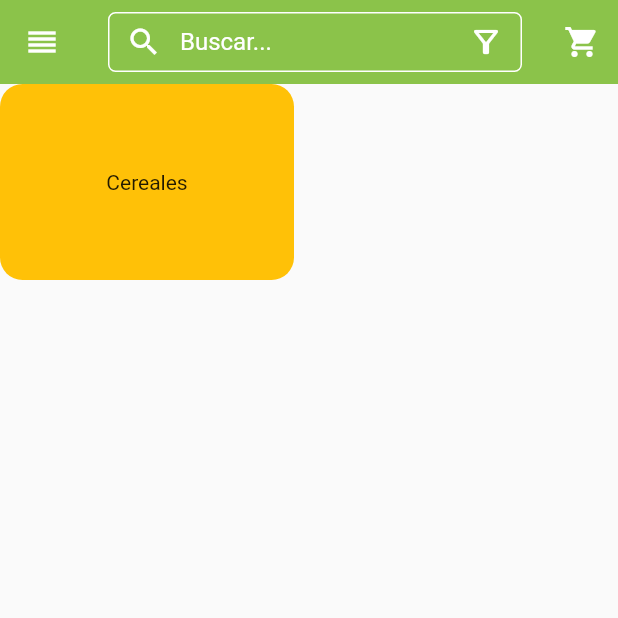
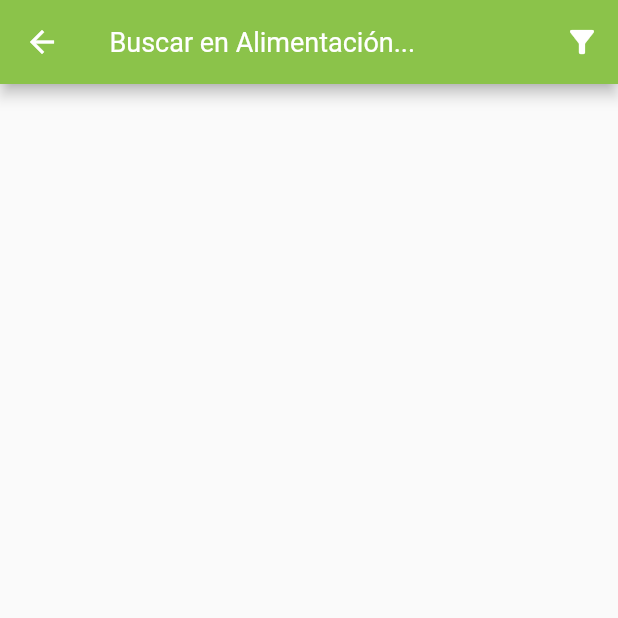
Before and after one commit to mariomantilla/honestore0.1, a Flutter app: the screen it shows after launch, after a tap on "Alimentación", on a phone screen of 412 x 824 dp, the top half of it. Run offline on Flutter 3.47's test engine with Material 2 defaults, Android fonts, the light colour scheme and no system bars.

Commit message:
New improvements

```diff
--- /dev/null
+++ b/lib/category.dart
@@ -0,0 +1,11 @@
+import 'package:flutter/cupertino.dart';
+import 'product.dart';
+
+class Category {
+  final int id;
+  final String title;
+  final AssetImage image;
+  List<Product> products = [];
+
+  Category(this.id, this.title, this.image, this.products);
+}
--- /dev/null
+++ b/lib/listingPage.dart
@@ -0,0 +1,116 @@
+import 'package:flutter/cupertino.dart';
+import 'package:flutter/material.dart';
+import 'package:http/http.dart' as http;
+import 'category.dart';
+import 'product.dart';
+
+class ListingPage extends StatefulWidget {
+
+  final Category category;
+  final String search;
+
+  ListingPage({Key key, this.category, this.search}) : super(key: key);
+
+  @override
+  _ListingPageState createState() => _ListingPageState(category: category, search: search);
+
+}
+
+class _ListingPageState extends State<ListingPage> {
+
+  Category category;
+  String search = '';
+  List<Product> products;
+
+  _ListingPageState({Key key, this.category, this.search});
+
+  @override
+  void initState() {
+    super.initState();
+    /*data.asMap().forEach((index, element) {
+      categories.add(Category(
+          index,
+          element['text'],
+          AssetImage('images/categories/' + element['image']),
+          []
+      ));
+    });*/
+  }
+
+  @override
+  Widget build(BuildContext context) {
+    return Scaffold(
+      appBar: AppBar(
+          iconTheme: IconThemeData(
+              color: Colors.white
+          ),
+          title: TextField(
+            decoration: InputDecoration(
+              contentPadding: EdgeInsets.all(1),
+              enabledBorder: InputBorder.none,
+              hintText: category != null ? 'Buscar en '+ category.title + '...' : 'Buscar...',
+              hintStyle: TextStyle(color: Colors.white,),
+            ),
+            style: TextStyle(color: Colors.white, fontSize: 18),
+            onSubmitted: (String text) {
+              setState(() {
+                search = text;
+              });
+            },
+          ),
+          actions: [
+            IconButton(
+              icon: Icon(Icons.filter_alt, color: Colors.white),
+              onPressed: () {
+                FocusScope.of(context).requestFocus(FocusNode());
+                showModalBottomSheet(
+                    context: context,
+                    builder: (BuildContext bc) {
+                      return Column(
+                        children: [
+                          Padding(padding: EdgeInsets.only(top: 10)),
+                          Text('Filtros',
+                              style: TextStyle(
+                                  fontSize: 25
+                              )
+                          ),
+                          Divider(),
+                          ListTile(
+                            title: Text('Categoría:'),
+                            subtitle: Chip(
+                              label: Text(widget.category != null ? widget.category.title : ''),
+                              deleteIcon: Icon(Icons.close_outlined),
+                              onDeleted: () {
+                                Navigator.pop(context);
+                              },
+                            ),
+                          )
+                        ],
+                      );
+                    }
+                );
+              },
+            )
+          ],
+      ),
+      body: GridView.builder(
+          gridDelegate: SliverGridDelegateWithMaxCrossAxisExtent(
+              maxCrossAxisExtent: 200,
+              childAspectRatio: 3 / 2,
+              crossAxisSpacing: 20,
+              mainAxisSpacing: 20
+          ),
+          itemCount: (search ?? '').length,
+          itemBuilder: (BuildContext ctx, index) {
+            return Container(
+              alignment: Alignment.center,
+              child: Text((search ?? '').split('')[index]),
+              decoration: BoxDecoration(
+                  color: Colors.amber,
+                  borderRadius: BorderRadius.circular(15)),
+            );
+          }
+      )
+    );
+  }
+}
--- a/lib/main.dart
+++ b/lib/main.dart
@@ -1,5 +1,7 @@
+import 'package:ethical_shopping/category.dart';
 import 'package:flutter/cupertino.dart';
 import 'package:flutter/material.dart';
+import 'listingPage.dart';
 import 'dart:developer' as developer;
 
 void main() => runApp(MyApp());
@@ -27,60 +29,82 @@ class MyHomePage extends StatefulWidget {
 
 class _MyHomePageState extends State<MyHomePage> {
 
+  List<Category> categories = [];
+
   var data = [
     {
-      "imageUrl": "https://images.theconversation.com/files/282104/original/file-20190701-105182-1q7a7ji.jpg?ixlib=rb-1.1.0&q=45&auto=format&h=200.0",
-      "text": "Alimentación",
-      "products": [
-        {
-          'name': 'Cereales'
-        },
-      ]
+      "image": "alimentacion.jpg",
+      "text": "Alimentación"
     }, {
-      "imageUrl": "https://www.65ymas.com/uploads/s1/58/47/1/por-que-no-se-deben-compartir-productos-de-higiene-personal.jpeg",
-      "text": "Higiene",
-      "products": []
+      "image": "higiene.jpg",
+      "text": "Higiene"
     }, {
-      "imageUrl": "http://static1.squarespace.com/static/5c6d8645aadd344a28004478/5c6d876b971a1879d2d66ad4/5ea1c242061ba442a83aa09c/1587661481937/pestan%CC%83a+libros.jpg?format=1500w",
-      "text": "Libros",
-      "products": []
+      "image": "libros.jpg",
+      "text": "Libros"
     }, {
-      "imageUrl": "https://estaticos.muyinteresante.es/uploads/images/article/5e53ccda5cafe849c002505d/mascotas.jpg",
-      "text": "Mascotas",
-      "products": []
+      "image": "mascotas.jpg",
+      "text": "Mascotas"
     }, {
-      "imageUrl": "https://cdn.shopify.com/s/files/1/0273/6760/4324/files/Outle-2_1600x.png?v=1595608855",
-      "text": "Juguetes",
-      "products": []
+      "image": "jugetes.jpg",
+      "text": "Juguetes"
     }
   ];
 
-  var filters = {
-    'category': -1,
-    'search': ''
-  };
-
-  List<Map> statesHistory = [{'category': -1, 'search': ''}];
-
-  List getProducts() {
-    return data[filters['category']]['products'];
-  }
-
-  void newStatePage(Map<String, Object> changes) {
-    setState(() {
-      filters.addAll(changes);
-      statesHistory.add(Map.from(filters));
+  @override
+  void initState() {
+    super.initState();
+    data.asMap().forEach((index, element) {
+      categories.add(Category(
+        index,
+        element['text'],
+        AssetImage('images/categories/' + element['image']),
+        []
+      ));
     });
   }
 
-  Widget getContentWidget() {
-    return filters['category'] == -1 ? ListView.separated(
+  @override
+  Widget build(BuildContext context) {
+    return Scaffold(
+      drawer: Drawer(
+        child: ListView()
+      ),
+      appBar: AppBar(
+        leading: Builder(
+          builder: (BuildContext context) {
+            return IconButton(icon: Icon(Icons.reorder, color: Colors.white,), onPressed: () => Scaffold.of(context).openDrawer());
+          }
+        ),
+        actions: [
+          IconButton(icon: Icon(Icons.search, color: Colors.white,), onPressed: () {
+            Navigator.push(context,
+                MaterialPageRoute(
+                    builder: (BuildContext context) => ListingPage(
+                      search: 'sdfs',
+                    )
+                )
+            );
+          }),
+          IconButton(icon: Icon(Icons.shopping_cart, color: Colors.white,), onPressed: () {
+          }),
+        ],
+        brightness: Brightness.dark,
+      ),
+      body: Center(
+        child: ListView.separated(
           padding: const EdgeInsets.only(top: 10),
           itemCount: data.length,
           itemBuilder: (BuildContext context, int index) {
+            Category category = categories[index];
             return GestureDetector(
               onTap: () {
-            newStatePage({'category': index});
+                Navigator.push(context,
+                    MaterialPageRoute(
+                        builder: (BuildContext context) => ListingPage(
+                          category: categories[index],
+                        )
+                    )
+                );
               },
               child: Container(
                 height: 200,
@@ -88,13 +112,11 @@ class _MyHomePageState extends State<MyHomePage> {
                   image: DecorationImage(
                     fit: BoxFit.fitWidth,
                     colorFilter: new ColorFilter.mode(Colors.black.withOpacity(0.6), BlendMode.dstATop),
-                image: NetworkImage(
-                    data[index]['imageUrl']
-                ),
+                    image: category.image,
                   ),
                 ),
                 child: Center(child: Text(
-                data[index]['text'],
+                    category.title,
                     style: TextStyle(
                         color: Colors.white,
                         fontWeight: FontWeight.bold,
@@ -108,141 +130,9 @@ class _MyHomePageState extends State<MyHomePage> {
             );
           },
           separatorBuilder: (BuildContext context, int index) => const Divider(),
-    ) : GridView.builder(
-        gridDelegate: SliverGridDelegateWithMaxCrossAxisExtent(
-          maxCrossAxisExtent: 200,
-          childAspectRatio: 3 / 2,
-          crossAxisSpacing: 20,
-          mainAxisSpacing: 20
-        ),
-        itemCount: getProducts().length,
-        itemBuilder: (BuildContext ctx, index) {
-          return Container(
-            alignment: Alignment.center,
-            child: Text(getProducts()[index]["name"]),
-            decoration: BoxDecoration(
-                color: Colors.amber,
-                borderRadius: BorderRadius.circular(15)),
-          );
-        }
-    ) ;
-  }
-
-  bool isFiltered() {
-    return filters['search'] != '' || filters['category'] != -1;
-  }
-
-  int getCategory() {
-    return filters['category'];
-  }
-
-  String getCategoryName() {
-    return getCategory() == -1 ? 'Todas' : data[filters['category']]['text'] ;
-  }
-
-  @override
-  Widget build(BuildContext context) {
-    //statesHistory.add(Map.from(filters));
-    return WillPopScope(
-      child: Scaffold(
-          appBar: AppBar(
-            leading: IconButton(icon: Icon(Icons.reorder, color: Colors.white,), onPressed: () => {}),
-
-            title: Container(
-              height: 40.0,
-              child: Stack(
-                alignment: Alignment.centerRight,
-                children: [
-                  TextField(
-                    decoration: InputDecoration(
-                      contentPadding: EdgeInsets.all(1),
-                      prefixIcon: Icon(Icons.search, color: Colors.white),
-                      enabledBorder: OutlineInputBorder(
-                        borderSide: const BorderSide(color: Colors.white, width: 1.0),
-                        borderRadius: BorderRadius.circular(5.0),
-                      ),
-                      //labelText: 'Search',
-                      hintText: 'Buscar...',
-                      hintStyle: TextStyle(color: Colors.white),
-                      focusedBorder: OutlineInputBorder(
-                        borderSide: const BorderSide(color: Colors.white, width: 2.0),
-                        borderRadius: BorderRadius.circular(5.0),
         ),
       ),
-                    style: TextStyle(color: Colors.white),
-                  ),
-                  IconButton(
-                    icon: Icon(isFiltered() ? Icons.filter_alt_outlined : Icons.filter_alt , color: Colors.white),
-                    onPressed: () {
-                      FocusScope.of(context).requestFocus(FocusNode());
-                      showModalBottomSheet(
-                          context: context,
-                          builder: (BuildContext bc) {
-                            return Column(
-                              children: [
-                                Padding(padding: EdgeInsets.only(top: 10)),
-                                Text('Filtros',
-                                    style: TextStyle(
-                                        fontSize: 25
-                                    )
-                                ),
-                                Divider(),
-                                ListTile(
-                                  title: Text('Categoría:'),
-                                  subtitle: Chip(
-                                    label: Text(getCategoryName()),
-                                    deleteIcon: Icon(Icons.close_outlined),
-                                    onDeleted: () {
-                                      newStatePage({'category': -1});
-                                      Navigator.pop(context);
-                                    },
-                                  ),
-                                )
-                              ],
-                            );
-                          }
-                      );
-                    },
-                  )
-                ],
-              ),
-            ),
-            actions: [
-              IconButton(icon: Icon(Icons.shopping_cart, color: Colors.white,), onPressed: () {}),
-            ],
-            elevation: 0.0,
-            brightness: Brightness.dark,
-          ),
-          body: Center(
-            child: getContentWidget(),
-          ),
-        ),
-      onWillPop: () async {
-        if (statesHistory.isNotEmpty) {
-          setState(() {
-            statesHistory.removeLast();
-            statesHistory.last.forEach((key, value) {filters[key] = value;});
-          });
-          return false;
-        }
-        return true;
-      }
     );
   }
 
 }
-
-
-class ProductPage extends StatefulWidget {
-  @override
-  _ProductPageState createState() => _ProductPageState();
-}
-
-class _ProductPageState extends State<ProductPage> {
-  @override
-  Widget build(BuildContext context) {
-    return Scaffold(
-        body: Center()
-    );
-  }
-}
--- /dev/null
+++ b/lib/product.dart
@@ -0,0 +1,8 @@
+import 'package:flutter/cupertino.dart';
+
+class Product {
+  final String name;
+  final AssetImage image;
+
+  Product(this.name, this.image);
+}
--- /dev/null
+++ b/lib/productPage.dart
@@ -0,0 +1,16 @@
+import 'package:flutter/cupertino.dart';
+import 'package:flutter/material.dart';
+
+class ProductPage extends StatefulWidget {
+  @override
+  _ProductPageState createState() => _ProductPageState();
+}
+
+class _ProductPageState extends State<ProductPage> {
+  @override
+  Widget build(BuildContext context) {
+    return Scaffold(
+        body: Center()
+    );
+  }
+}
```
Also changed, not shown: pubspec.yaml (+7 -0 lines), images/categories/alimentacion.jpg (added), images/categories/higiene.jpg (added), images/categories/jugetes.jpg (added), images/categories/libros.jpg (added), images/categories/mascotas.jpg (added), pubspec.lock, 1 other file. Lines whose indentation alone changed are shown as unchanged.
